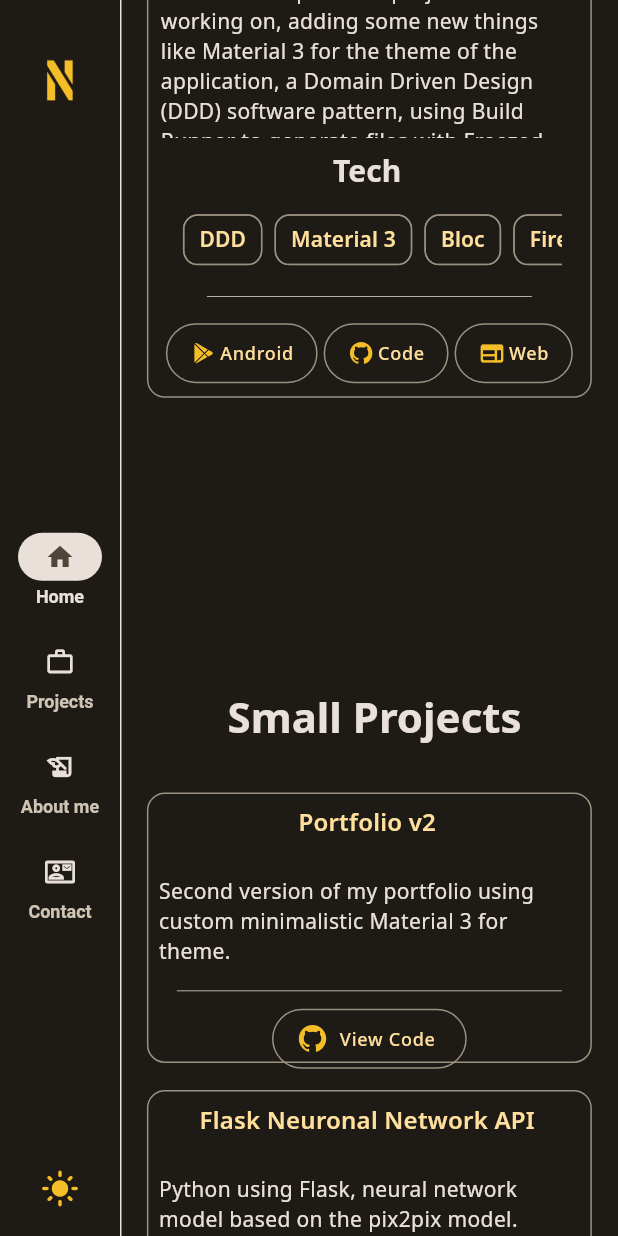
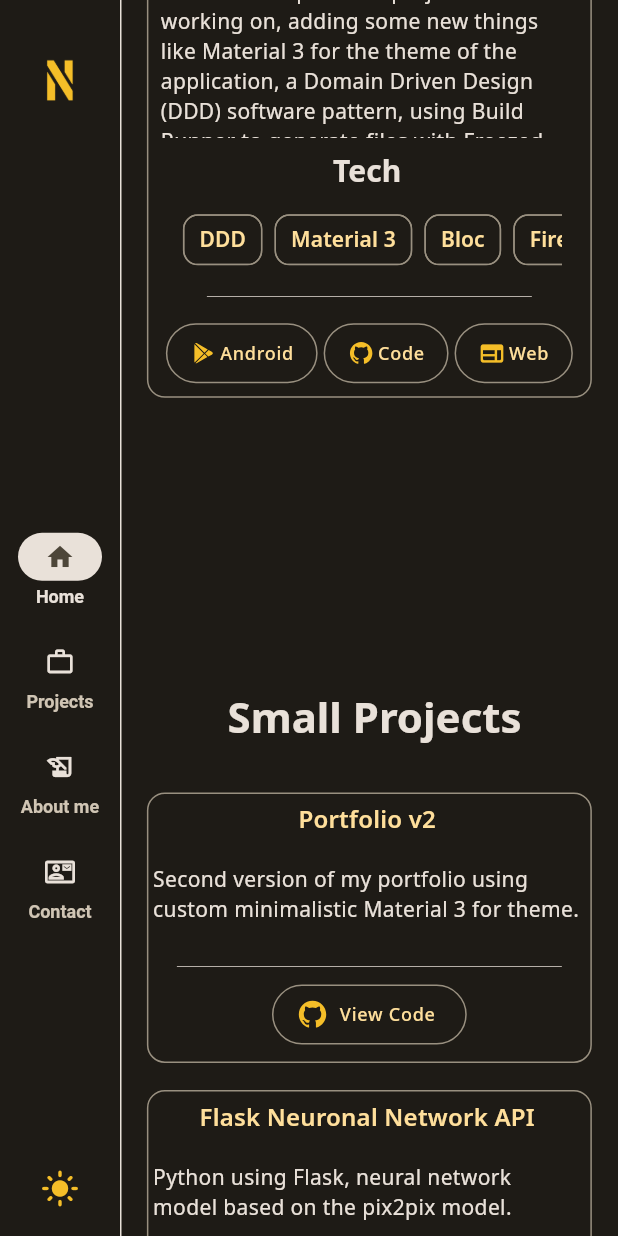
Before and after one commit to Steinspass/Portfolio-v2, a Flutter app: the screen it shows after launch, scrolled down 1728 dp, on a phone screen of 412 x 824 dp. Run offline on Flutter 3.47's test engine with Material 2 defaults, Android fonts, the light colour scheme and no system bars; drawn by our look-alikes of scroll_to_index; our stand-ins replace animate_do, google_fonts, icons_plus, responsive_sizer; missing offline and left inert: hovering, mailto.

Commit message:
some improve design

```diff
--- a/lib/layout/responsive_widget_layout.dart
+++ b/lib/layout/responsive_widget_layout.dart
@@ -11,26 +11,20 @@ Widget responsiveWidgetLayout(
     final sizeWidth = MediaQuery.of(context).size.width;
 
 
-    if(sizeWidth > 1024){
+    if(sizeWidth >= 1024){
 
       return desktopL ?? const SizedBox.shrink();
 
-    }
-
-    if(sizeWidth >= 800 && sizeWidth <= 1200){
+    }else if(sizeWidth >= 700){
 
       return tabletL ?? const SizedBox.shrink();
 
-    }
-
-    if(sizeWidth <= 800){
+    }else if(sizeWidth <= 450){
 
       return mobileL ?? const SizedBox.shrink();
 
+    }else{
+      return mobileL!;
     }
 
-
-    return const SizedBox.shrink();
-
-
 }
--- a/lib/widgets/card_small_projects_widget.dart
+++ b/lib/widgets/card_small_projects_widget.dart
@@ -57,9 +57,9 @@ class _CardSmallProjectWidgetState extends State<CardSmallProjectWidget> {
         onHover: false,
         widget: Column(
           children: [
-            TextWidget(text: widget.title, padding: const EdgeInsets.all(8), textStyle: Theme.of(context).textTheme.titleMedium, isSelectable: true),
+            TextWidget(text: widget.title, padding: const EdgeInsets.all(6), textStyle: Theme.of(context).textTheme.titleMedium, isSelectable: true),
             SizedBox(height: 1.h,),
-            TextWidget(text: widget.description, padding: const EdgeInsets.all(8), textStyle: Theme.of(context).textTheme.bodyMedium, isSelectable: true),
+            TextWidget(text: widget.description, padding: const EdgeInsets.all(4), textStyle: Theme.of(context).textTheme.bodyMedium, isSelectable: true),
             const Spacer(),
             const Padding(padding: EdgeInsets.only(left: 20, right: 20),child: Divider(thickness: 0.5),),
             IconBorderButtonWidget(icon: BoxIcons.bxl_github, onTap: widget.onTap, text: 'View Code',),
--- a/lib/widgets/footer_widget.dart
+++ b/lib/widgets/footer_widget.dart
@@ -57,7 +57,7 @@ class _RowButtonsSocialIconsState extends State<RowButtonsSocialIcons> {
       children: [
         IconButtonWidget(tooltip: 'Github', icon: BoxIcons.bxl_github, onTap: () => launchUrlString("https://github.com/Steinspass"),),
         SizedBox(width: 2.w,),
-        IconButtonWidget(tooltip: 'Twitter', icon: BoxIcons.bxl_twitter, onTap: () => launchUrlString("https://twitter.com/SteinsPass11"),),
+        IconButtonWidget(tooltip: 'LinkedIn', icon: BoxIcons.bxl_linkedin, onTap: () => launchUrlString("https://www.linkedin.com/in/naim-dridi-podadera-23271324b"),),
         SizedBox(width: 2.w,),
         IconButtonWidget(tooltip: 'Copy the Email', icon: BoxIcons.bxl_gmail, onTap: () => Clipboard.setData( const ClipboardData(text: 'naimdp.dev@gmail.com')),),
       ],
```
